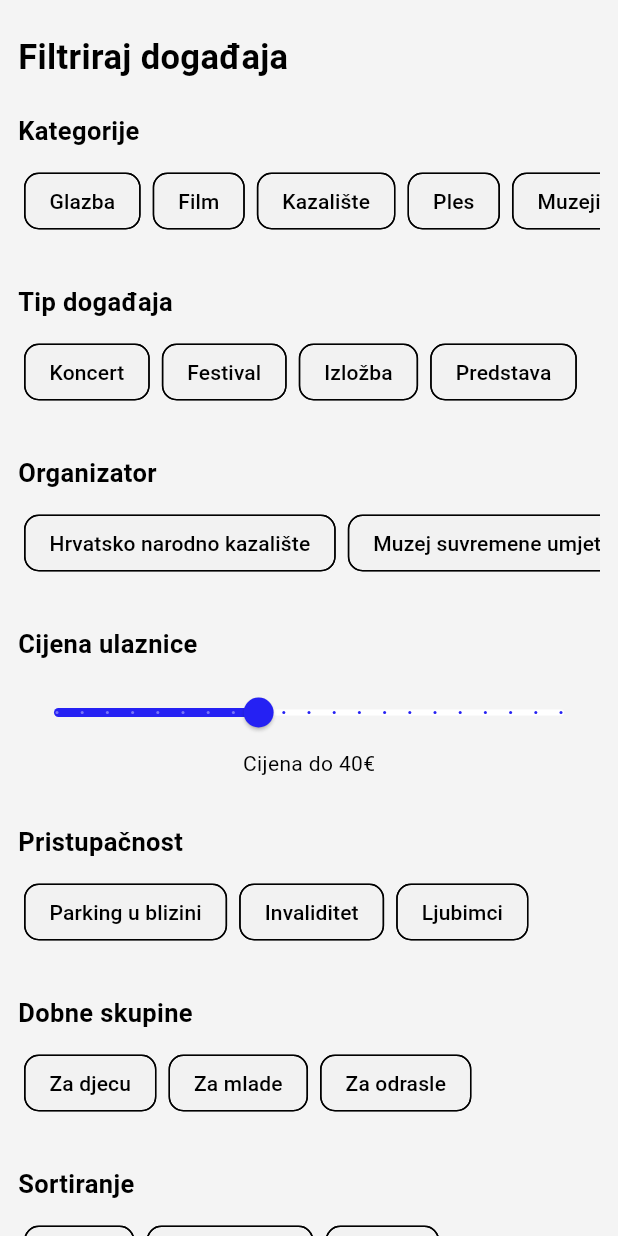
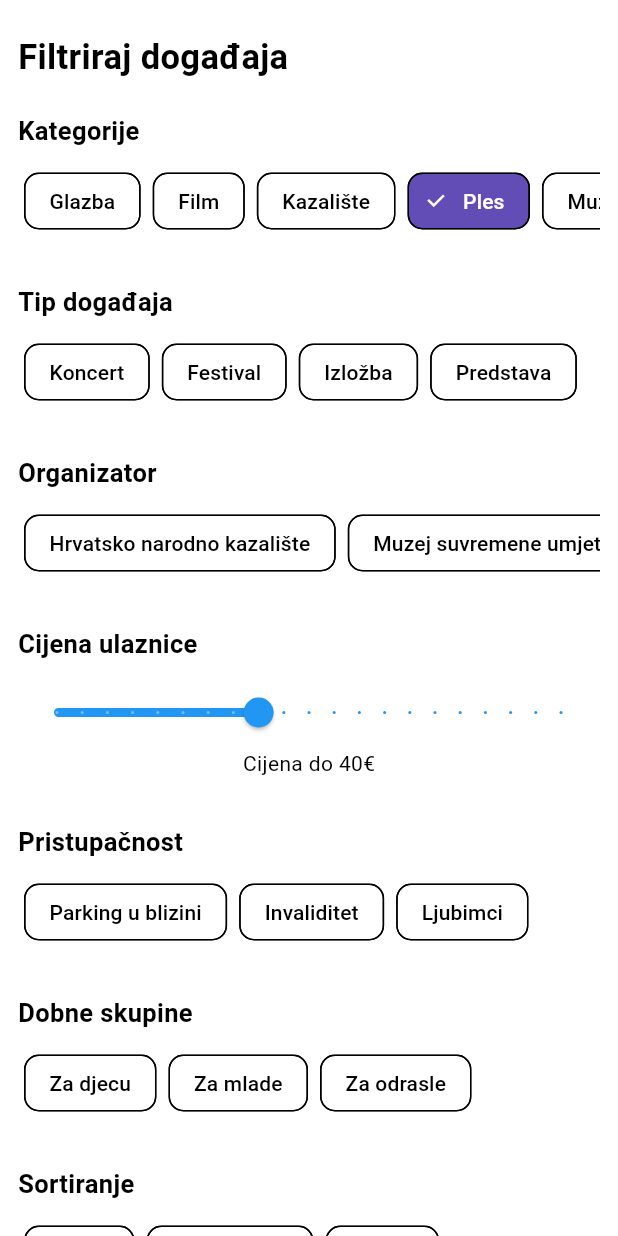
Before and after one commit to Zicer2024/flutter_app, a Flutter app: the FilterPage screen opened directly, after a tap on "Ples", on a phone screen of 412 x 824 dp. Run offline on Flutter 3.47's test engine with Material 3 defaults, Android fonts, the phone set to English and light mode, and no system bars; our stand-ins replace flutter_map, latlong2.

Commit message:
added filter func

```diff
--- a/lib/filterPage.dart
+++ b/lib/filterPage.dart
@@ -1,5 +1,4 @@
 import 'package:flutter/material.dart';
-import 'package:hackl_app/components.dart';
 import 'package:hackl_app/searchPage.dart';
 
 class FilterPage extends StatefulWidget {
@@ -10,27 +9,44 @@ class FilterPage extends StatefulWidget {
 class _FilterPageState extends State<FilterPage> {
   double _currentValue = 40;
 
+  // State for selected filters
+  final Map<String, List<String>> _selectedFilters = {
+    'Kategorije': [],
+    'Tip događaja': [],
+    'Organizator': [],
+    'Pristupačnost': [],
+    'Dobne skupine': [],
+    'Sortiranje': [],
+  };
+
   @override
   Widget build(BuildContext context) {
     return Scaffold(
-      backgroundColor: backgorundColor,
+      backgroundColor: Colors.white,
       body: ListView(
         padding: const EdgeInsets.all(12),
         children: <Widget>[
           const Padding(
-            padding: const EdgeInsets.symmetric(vertical: 10),
+            padding: EdgeInsets.symmetric(vertical: 10),
             child: Text('Filtriraj događaja',
                 style: TextStyle(fontSize: 23, fontWeight: FontWeight.bold)),
           ),
           buildSectionTitle(context, 'Kategorije'),
-          buildFilterChips(
-              ['Glazba', 'Film', 'Kazalište', 'Ples', 'Muzeji', 'Festivali']),
+          buildFilterChips('Kategorije', [
+            'Glazba',
+            'Film',
+            'Kazalište',
+            'Ples',
+            'Muzeji',
+            'Festivali'
+          ]),
           const SizedBox(height: 20),
           buildSectionTitle(context, 'Tip događaja'),
-          buildFilterChips(['Koncert', 'Festival', 'Izložba', 'Predstava']),
+          buildFilterChips('Tip događaja',
+              ['Koncert', 'Festival', 'Izložba', 'Predstava']),
           const SizedBox(height: 20),
           buildSectionTitle(context, 'Organizator'),
-          buildFilterChips([
+          buildFilterChips('Organizator', [
             'Hrvatsko narodno kazalište',
             'Muzej suvremene umjetnosti',
             'Lisinski'
@@ -40,28 +56,37 @@ class _FilterPageState extends State<FilterPage> {
           buildSlider(),
           const SizedBox(height: 20),
           buildSectionTitle(context, 'Pristupačnost'),
-          buildFilterChips(['Parking u blizini', 'Invaliditet', 'Ljubimci']),
+          buildFilterChips(
+              'Pristupačnost', ['Parking u blizini', 'Invaliditet', 'Ljubimci']),
           const SizedBox(height: 20),
           buildSectionTitle(context, 'Dobne skupine'),
-          buildFilterChips(['Za djecu', 'Za mlade', 'Za odrasle']),
+          buildFilterChips(
+              'Dobne skupine', ['Za djecu', 'Za mlade', 'Za odrasle']),
           const SizedBox(height: 20),
           buildSectionTitle(context, 'Sortiranje'),
-          buildFilterChips(['Cijena', 'Popularnost', 'Datum']),
+          buildFilterChips('Sortiranje', ['Cijena', 'Popularnost', 'Datum']),
           const SizedBox(height: 20),
           ElevatedButton(
-            onPressed: () => Navigator.push(
+            onPressed: () {
+              final filterJson = {
+                ..._selectedFilters,
+                'Cijena ulaznice': _currentValue.round(),
+              };
+              debugPrint(filterJson.toString());
+              Navigator.push(
                 context,
                 MaterialPageRoute(
                     builder: (context) =>
                         SearchEventsPage()), // Navigate to Filter Page
+              );
+            },
+            style: ElevatedButton.styleFrom(
+              backgroundColor:  const Color(0xFF3B1FA3),
+              minimumSize: const Size(double.infinity, 50),
+              shape: RoundedRectangleBorder(
+                borderRadius: BorderRadius.circular(10),
               ),
-            style: ElevatedButton.styleFrom(
-              backgroundColor: blueColor,
-              minimumSize: const Size(double.infinity, 50), // Full width button
-              shape: RoundedRectangleBorder(
-                borderRadius: BorderRadius.circular(10), // Rounded button
             ),
-            ), // Apply filters and close or navigate
             child: const Text(
               'Primijeni filtre',
               style: TextStyle(color: Colors.white),
@@ -80,26 +105,35 @@ class _FilterPageState extends State<FilterPage> {
     );
   }
 
-  Widget buildFilterChips(List list) {
+  Widget buildFilterChips(String filterKey, List<String> options) {
     return SizedBox(
       height: 50,
       child: ListView(
         scrollDirection: Axis.horizontal,
-        children: list
-            .map((category) => Padding(
+        children: options
+            .map((option) => Padding(
           padding: const EdgeInsets.symmetric(horizontal: 4.0),
           child: ChoiceChip(
-                  backgroundColor: Color.fromARGB(255, 242, 242, 242),
-                  label: Text(category),
-                  selected: false,
-                  onSelected: (selected) {},
+            backgroundColor: Colors.white,
+            selectedColor:  const Color(0xFF3B1FA3).withOpacity(0.8),
+            label: Text(option),
+            selected: _selectedFilters[filterKey]?.contains(option) ??
+                false,
+            onSelected: (selected) {
+              setState(() {
+                if (selected) {
+                  _selectedFilters[filterKey]?.add(option);
+                } else {
+                  _selectedFilters[filterKey]?.remove(option);
+                }
+              });
+            },
             shape: RoundedRectangleBorder(
-                    borderRadius:
-                        BorderRadius.circular(10.0), // Sets the border radius
-                    side: const BorderSide(
-                        color: Colors.black, width: 1), // Black, thin border
+              borderRadius: BorderRadius.circular(10.0),
+              side: const BorderSide(color: Colors.black, width: 1),
             ),
-                )))
+          ),
+        ))
             .toList(),
       ),
     );
@@ -117,13 +151,11 @@ class _FilterPageState extends State<FilterPage> {
             label: '${_currentValue.round()}€',
             onChanged: (double value) {
               setState(() {
-                _currentValue =
-                    value; // Update the state with the new slider value
+                _currentValue = value;
               });
             },
-            activeColor: blueColor,
-            thumbColor: blueColor,
-            secondaryActiveColor: blueColor,
+            activeColor: Colors.blue,
+            thumbColor: Colors.blue,
           ),
           Text(
             'Cijena do ${_currentValue.round()}€',
```
Lines whose indentation alone changed are shown as unchanged.
